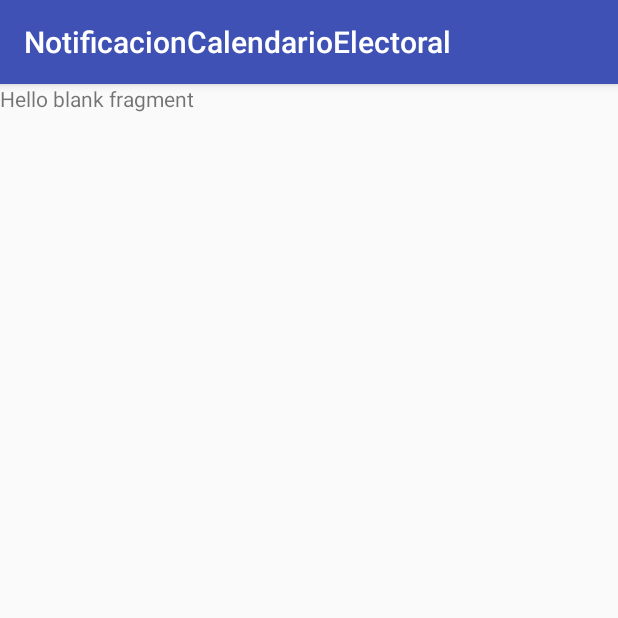
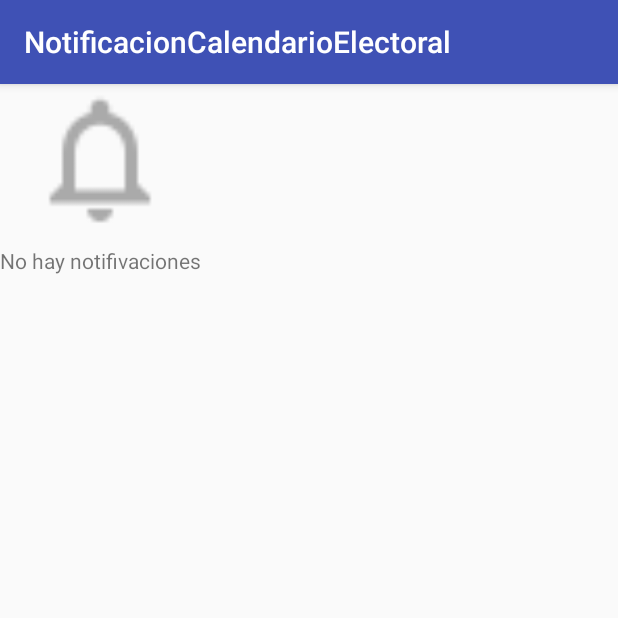
Before and after one commit to JairoCruz/NotificacionCalendarioElectoral, an Android app: the fragment PushNotificationFragment shown on its own in the app's theme, on a phone screen of 412 x 824 dp, the top half of it. Run offline under Robolectric (Android 15) with nearby library versions, the phone set to English and light mode, and no system bars.

Commit message:
NotificacionPush layout adapter

```diff
--- a/app/build.gradle
+++ b/app/build.gradle
@@ -37,4 +37,5 @@ dependencies {
     apply plugin: 'com.google.gms.google-services'
     implementation 'com.android.support:support-v4:25.4.0'
     implementation 'com.android.support:design:25.3.1'
+    implementation 'com.android.support:cardview-v7:25.3.1'
 }
--- a/app/src/main/res/layout/fragment_notification.xml
+++ b/app/src/main/res/layout/fragment_notification.xml
@@ -1,13 +1,56 @@
-<FrameLayout xmlns:android="http://schemas.android.com/apk/res/android"
+<android.support.constraint.ConstraintLayout xmlns:android="http://schemas.android.com/apk/res/android"
+    xmlns:app="http://schemas.android.com/apk/res-auto"
     xmlns:tools="http://schemas.android.com/tools"
+    android:id="@+id/frameLayout"
     android:layout_width="match_parent"
     android:layout_height="match_parent"
     tools:context="com.tse.notificacioncalendarioelectoral.notification.PushNotificationFragment">
 
-    <!-- TODO: Update blank fragment layout -->
-    <TextView
-        android:layout_width="match_parent"
-        android:layout_height="match_parent"
-        android:text="@string/hello_blank_fragment" />
 
-</FrameLayout>
+    <android.support.v7.widget.RecyclerView
+        android:id="@+id/rv_notifications_list"
+        android:layout_width="368dp"
+        android:layout_height="495dp"
+        android:layout_marginBottom="16dp"
+        android:layout_marginEnd="16dp"
+        android:layout_marginStart="16dp"
+        android:layout_marginTop="16dp"
+        app:layoutManager="LinearLayoutManager"
+        app:layout_constraintBottom_toBottomOf="parent"
+        app:layout_constraintEnd_toEndOf="parent"
+        app:layout_constraintStart_toStartOf="parent"
+        app:layout_constraintTop_toTopOf="parent"
+        tools:layout_editor_absoluteX="8dp"
+        tools:layout_editor_absoluteY="8dp"
+        />
+
+    <LinearLayout
+        android:id="@+id/noMessages"
+        android:layout_width="wrap_content"
+        android:layout_height="wrap_content"
+        android:orientation="vertical"
+        android:layout_centerInParent="true"
+        tools:visibility="gone">
+
+        <ImageView
+            android:id="@+id/noMessagesIcon"
+            android:layout_width="100dp"
+            android:layout_height="100dp"
+            android:layout_gravity="center"
+            android:scaleType="fitXY"
+            android:src="@drawable/ic_notifications_none_white_24dp"
+            android:tint="@android:color/darker_gray"/>
+
+        <TextView
+            android:id="@+id/noMessagesText"
+            android:layout_width="wrap_content"
+            android:layout_height="wrap_content"
+            android:layout_gravity="center"
+            android:layout_marginTop="8dp"
+            android:gravity="center"
+            android:text="@string/no_message_text"
+            android:textAppearance="@style/TextAppearance.AppCompat.Small"
+            />
+
+    </LinearLayout>
+</android.support.constraint.ConstraintLayout>
--- a/app/src/main/res/values/strings.xml
+++ b/app/src/main/res/values/strings.xml
@@ -6,4 +6,5 @@
     <string name="hint_email">Introduzca su email</string>
     <string name="hint_password">Introduzca su password</string>
     <string name="btn_login">Iniciar session</string>
+    <string name="no_message_text">No hay notifivaciones</string>
 </resources>
```
Also changed, not shown: app/src/main/java/com/tse/notificacioncalendarioelectoral/notification/PushNotificationAdapter.java (+74 -1 lines), app/src/main/res/layout/item_list_notification.xml (added, +68 -0 lines), app/src/main/res/drawable-hdpi/ic_notifications_none_white_24dp.png (added), app/src/main/res/drawable-mdpi/ic_notifications_none_white_24dp.png (added), app/src/main/res/drawable-xhdpi/ic_notifications_none_white_24dp.png (added), app/src/main/res/drawable-xxhdpi/ic_notifications_none_white_24dp.png (added), app/src/main/res/drawable-xxxhdpi/ic_notifications_none_white_24dp.png (added).
